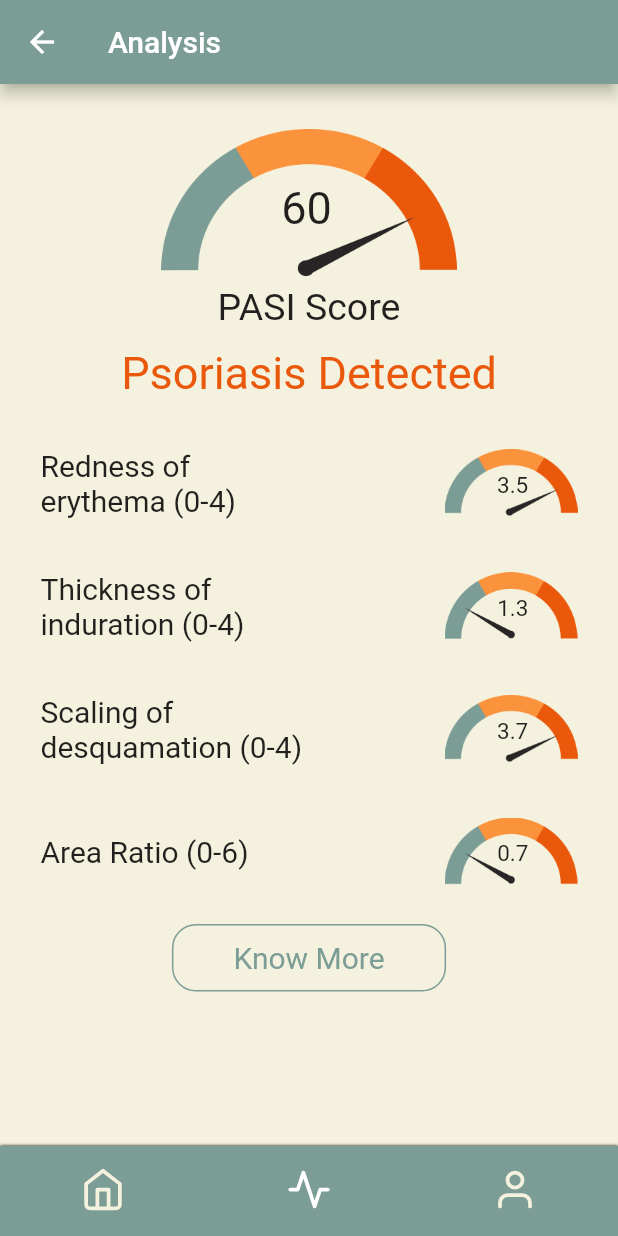
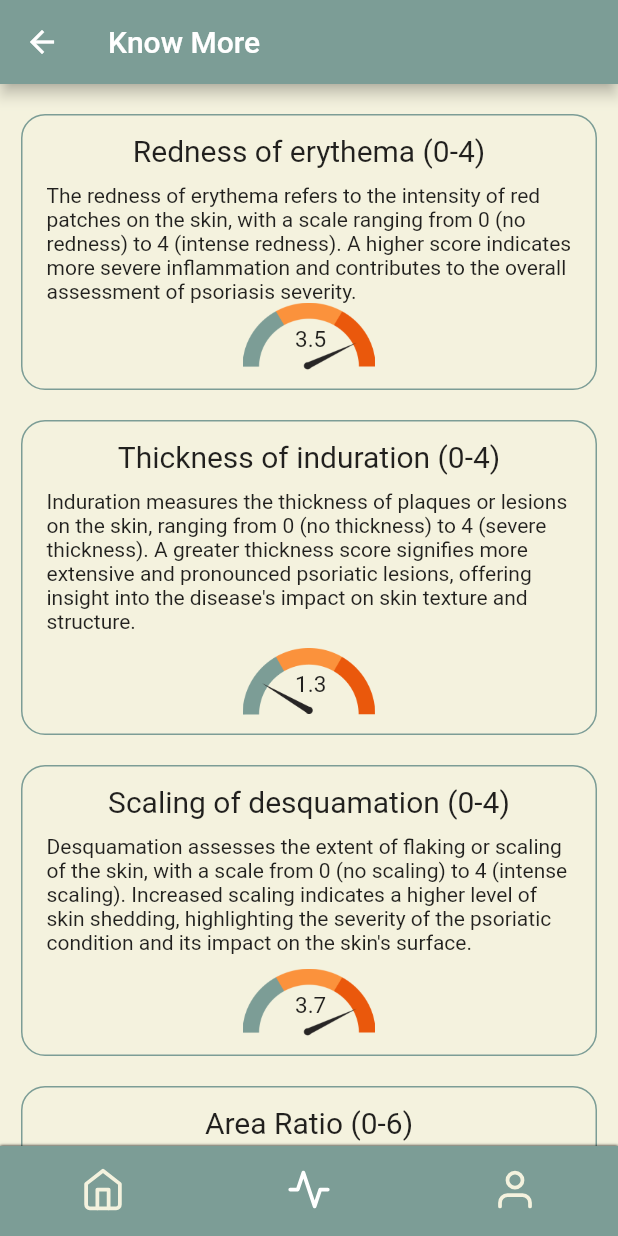
Before and after one commit to shoebum-goyell/pasi, a Flutter app: the screen it shows after launch, item 2 of the bottom bar chosen, after a tap on "Know More", on a phone screen of 412 x 824 dp. Run offline on Flutter 3.47's test engine with Material 2 defaults, Android fonts, the phone set to English and light mode, and no system bars; our stand-ins replace feather_icons, image_picker.

Commit message:
know more screen

```diff
--- a/lib/screens/analysis_screen.dart
+++ b/lib/screens/analysis_screen.dart
@@ -6,6 +6,7 @@ import 'package:pasi/resources/colors.dart';
 import 'package:feather_icons/feather_icons.dart';
 import 'package:image_picker/image_picker.dart';
 import 'package:pasi/screens/homescreen.dart';
+import 'package:pasi/screens/knowmores_screen.dart';
 
 class AnalysisScreen extends StatefulWidget {
   const AnalysisScreen({super.key});
@@ -174,7 +175,7 @@ class _AnalysisScreenState extends State<AnalysisScreen> {
                 onTap: () {
                   Navigator.push(
                     context,
-                    MaterialPageRoute(builder: (context) => const AnalysisScreen()),
+                    MaterialPageRoute(builder: (context) => const KnowMoreScreen()),
                   );
                 },
                 child:Container(
--- /dev/null
+++ b/lib/screens/knowmores_screen.dart
@@ -0,0 +1,210 @@
+import 'dart:io';
+
+import 'package:flutter/material.dart';
+import 'package:flutter/services.dart';
+import 'package:pasi/resources/colors.dart';
+import 'package:feather_icons/feather_icons.dart';
+import 'package:image_picker/image_picker.dart';
+import 'package:pasi/screens/analysis_screen.dart';
+import 'package:pasi/screens/homescreen.dart';
+
+class KnowMoreScreen extends StatefulWidget {
+  const KnowMoreScreen({super.key});
+
+  @override
+  State<KnowMoreScreen> createState() => _KnowMoreScreenState();
+}
+
+class _KnowMoreScreenState extends State<KnowMoreScreen> {
+
+  @override
+  Widget build(BuildContext context) {
+    return Scaffold(
+      appBar: AppBar(
+        title: Text("Know More"),
+        backgroundColor: kColorPrimary,
+      ),
+      bottomNavigationBar:
+      Theme(
+          data: Theme.of(context).copyWith(
+            canvasColor: kColorPrimary,
+          ),
+          child: Container(
+              decoration: const BoxDecoration(
+                  boxShadow: <BoxShadow>[
+                    BoxShadow(
+                      color: Colors.black,
+                      blurRadius: 1,
+                    )]),
+              child:
+              BottomNavigationBar(
+                  elevation: 0,
+                  selectedItemColor: Colors.white,
+                  unselectedItemColor: kBackgroundColor,
+                  showSelectedLabels: false,
+                  showUnselectedLabels: false,
+                  type: BottomNavigationBarType.fixed,
+                  currentIndex: 1,
+                  onTap: (value) {
+                    if(value == 0){
+                      Navigator.pushReplacement(
+                        context,
+                        MaterialPageRoute(builder: (context) => const HomeScreen()),
+                      );
+                    }
+                    else if(value == 1){
+                      Navigator.pushReplacement(
+                        context,
+                        MaterialPageRoute(builder: (context) => const AnalysisScreen()),
+                      );
+                    }
+                  },
+                  items: [
+                    BottomNavigationBarItem(
+                      icon: Icon(FeatherIcons.home, size: 30),
+                      label: "Home",
+                    ),
+                    BottomNavigationBarItem(
+                      icon: Icon(FeatherIcons.activity, size: 30),
+                      label: "Inbox",
+                    ),
+                    BottomNavigationBarItem(
+                      icon: Icon(FeatherIcons.user, size: 30),
+                      label: "Create Trip",
+                    ),
+                  ]))),
+      backgroundColor: kBackgroundColor,
+      body: Align(
+        alignment: Alignment.topCenter,
+        child: SingleChildScrollView(
+          child: Column(
+            crossAxisAlignment: CrossAxisAlignment.center,
+            children: [
+              SizedBox(height: 10,),
+              Padding(
+                padding: const EdgeInsets.symmetric(horizontal: 14.0, vertical: 10),
+                child: Container(
+                  padding: EdgeInsets.symmetric(horizontal: 16, vertical: 12),
+                  decoration: BoxDecoration(
+                    borderRadius: BorderRadius.circular(16),
+                    border: Border.all(
+                      color: kColorPrimary,
+                    ),
+                  ),
+                  child: Column(
+                    children: [
+                      Text("Redness of erythema (0-4)", style: TextStyle(fontSize: 20),),
+                      SizedBox(height: 10,),
+                      Text("The redness of erythema refers to the intensity of red patches on the skin, with a scale ranging from 0 (no redness) to 4 (intense redness). A higher score indicates more severe inflammation and contributes to the overall assessment of psoriasis severity.",
+                        style: TextStyle(fontSize: 14),),
+
+                      Stack(
+                        children: [
+                          Image.asset('assets/metermax.png', height: 45,),
+                          Positioned(
+                              top:15,
+                              left: 35,
+                              child: Text("3.5", style: TextStyle(fontSize: 15),)),
+                        ],
+                      ),
+                    ],
+                  )
+                ),
+              ),
+              Padding(
+                padding: const EdgeInsets.symmetric(horizontal: 14.0, vertical: 10),
+                child: Container(
+                    padding: EdgeInsets.symmetric(horizontal: 16, vertical: 12),
+                    decoration: BoxDecoration(
+                      borderRadius: BorderRadius.circular(16),
+                      border: Border.all(
+                        color: kColorPrimary,
+                      ),
+                    ),
+                    child: Column(
+                      children: [
+                        Text("Thickness of induration (0-4)", style: TextStyle(fontSize: 20),),
+                        SizedBox(height: 10,),
+                        Text("Induration measures the thickness of plaques or lesions on the skin, ranging from 0 (no thickness) to 4 (severe thickness). A greater thickness score signifies more extensive and pronounced psoriatic lesions, offering insight into the disease's impact on skin texture and structure.",
+                          style: TextStyle(fontSize: 14),),
+                        SizedBox(height: 10,),
+                        Stack(
+                          children: [
+                            Image.asset('assets/metermin.png', height: 45,),
+                            Positioned(
+                                top:15,
+                                left: 35,
+                                child: Text("1.3", style: TextStyle(fontSize: 15),)),
+                          ],
+                        ),
+                      ],
+                    )
+                ),
+              ),
+              Padding(
+                padding: const EdgeInsets.symmetric(horizontal: 14.0, vertical: 10),
+                child: Container(
+                    padding: EdgeInsets.symmetric(horizontal: 16, vertical: 12),
+                    decoration: BoxDecoration(
+                      borderRadius: BorderRadius.circular(16),
+                      border: Border.all(
+                        color: kColorPrimary,
+                      ),
+                    ),
+                    child: Column(
+                      children: [
+                        Text("Scaling of desquamation (0-4)", style: TextStyle(fontSize: 20),),
+                        SizedBox(height: 10,),
+                        Text("Desquamation assesses the extent of flaking or scaling of the skin, with a scale from 0 (no scaling) to 4 (intense scaling). Increased scaling indicates a higher level of skin shedding, highlighting the severity of the psoriatic condition and its impact on the skin's surface.",
+                          style: TextStyle(fontSize: 14),),
+                        SizedBox(height: 10,),
+                        Stack(
+                          children: [
+                            Image.asset('assets/metermax.png', height: 45,),
+                            Positioned(
+                                top:15,
+                                left: 35,
+                                child: Text("3.7", style: TextStyle(fontSize: 15),)),
+                          ],
+                        ),
+                      ],
+                    )
+                ),
+              ),
+              Padding(
+                padding: const EdgeInsets.symmetric(horizontal: 14.0, vertical: 10),
+                child: Container(
+                    padding: EdgeInsets.symmetric(horizontal: 16, vertical: 12),
+                    decoration: BoxDecoration(
+                      borderRadius: BorderRadius.circular(16),
+                      border: Border.all(
+                        color: kColorPrimary,
+                      ),
+                    ),
+                    child: Column(
+                      children: [
+                        Text("Area Ratio (0-6)", style: TextStyle(fontSize: 20),),
+                        SizedBox(height: 10,),
+                        Text("The area ratio accounts for the percentage of affected body surface area, ranging from 0 (no involvement) to 6 (extensive involvement). A higher score reflects a larger affected area, providing a comprehensive measure of the overall disease burden on the skin.",
+                          style: TextStyle(fontSize: 14),),
+                        SizedBox(height: 10,),
+                        Stack(
+                          children: [
+                            Image.asset('assets/metermin.png', height: 45,),
+                            Positioned(
+                                top:15,
+                                left: 35,
+                                child: Text("0.7", style: TextStyle(fontSize: 15),)),
+                          ],
+                        ),
+                      ],
+                    )
+                ),
+              )
+            ],
+          ),
+        ),
+      ),
+    );
+  }
+}
```
